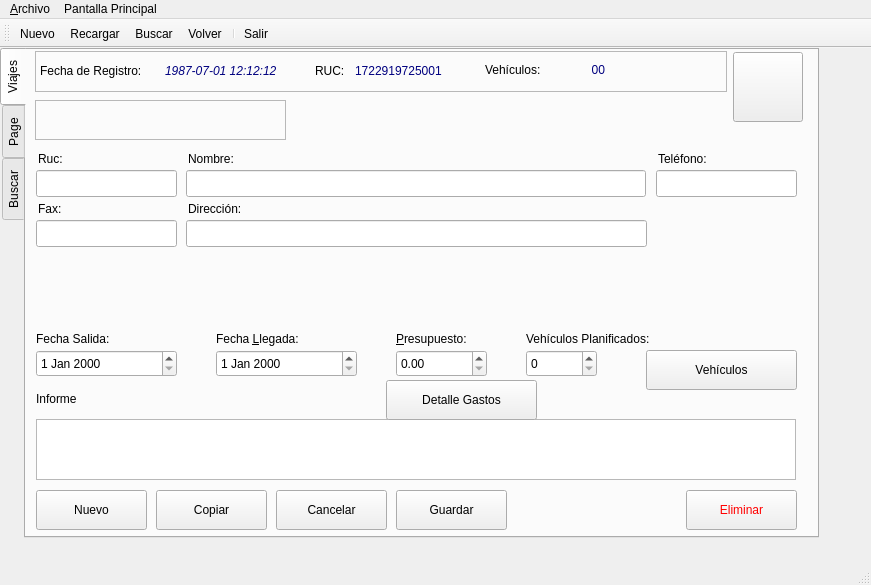
Old version of the form aplicacion/polaris/ui/frm_cliente.ui in the repository eduardouio/gelvsrm.
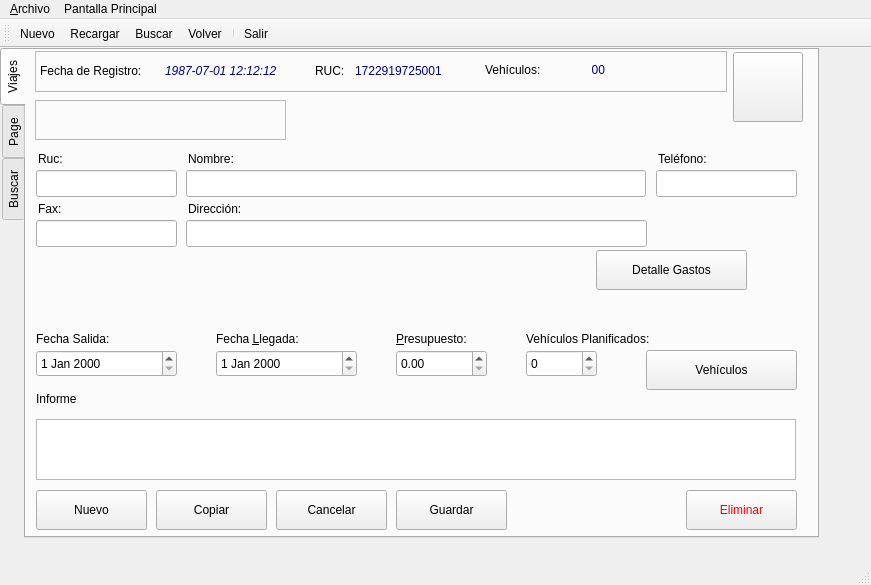
New version of the form. Icons and pictures are not drawn.

Commit message: Se crea de forma incompleta, la interfaz de clientes, se debe relacionar con los vehículos y los contactos que existan

The edit to the form file:
```diff
--- a/aplicacion/polaris/ui/frm_cliente.ui
+++ b/aplicacion/polaris/ui/frm_cliente.ui
@@ -610,8 +610,8 @@
      <widget class="QPushButton" name="btn_detalle_gastos">
       <property name="geometry">
        <rect>
-        <x>360</x>
-        <y>330</y>
+        <x>570</x>
+        <y>200</y>
         <width>151</width>
         <height>40</height>
        </rect>
```
